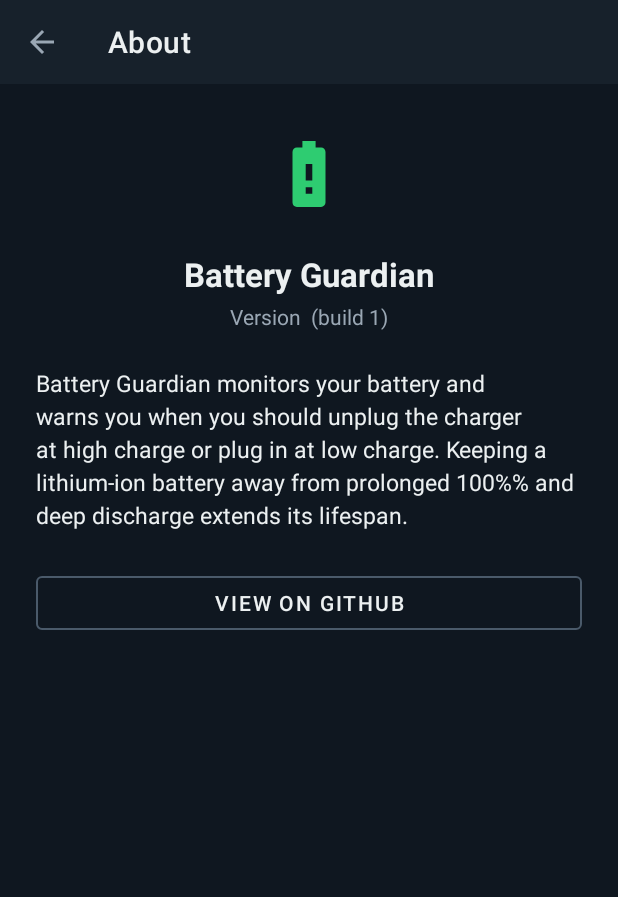
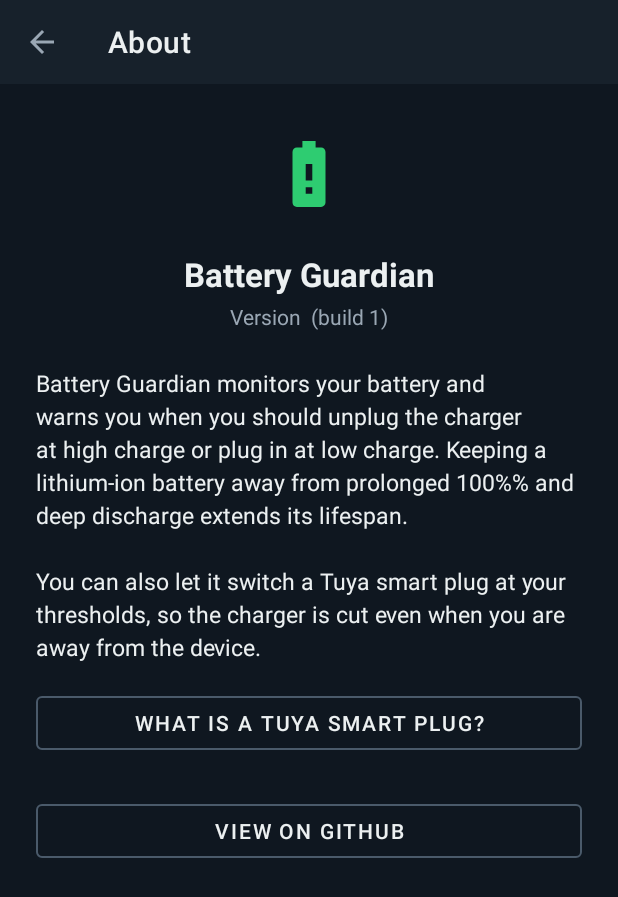
Before and after one commit to puneet-swarup/Battery-Guardian, an Android app: the AboutActivity screen opened directly, with no data from a screen before it, after a tap on "VIEW ON GITHUB", on a phone screen of 412 x 824 dp. Shown: the top 897 px of the screen. Run offline under Robolectric (Android 15) with nearby library versions, the phone set to English and light mode, and no system bars.

Commit message:
docs: say the app supports smart plugs, everywhere a user might look
The feature shipped in 2.4.1 and was invisible: the About screens described only
alerts, and the top-level README's feature list did not mention it. Someone who
installed the app had no way to learn it could switch a charger.

- About (Windows and Android) now lists what the app does and links to a plain
  Google search explaining what a Tuya smart plug is - a search rather than a
  vendor page, so it reads in the user's own language and cannot go stale.
- The README gains the feature, a one-paragraph explainer, and the same link.
- docs/smart-plug.md already covered setup; it is now reachable from the README.

```diff
--- a/Android/app/src/main/java/com/puneet/batteryguardian/ui/AboutActivity.kt
+++ b/Android/app/src/main/java/com/puneet/batteryguardian/ui/AboutActivity.kt
@@ -29,12 +29,9 @@ class AboutActivity : AppCompatActivity() {
             BuildConfig.VERSION_CODE
         )
 
-        binding.githubButton.setOnClickListener {
-            try {
-                startActivity(Intent(Intent.ACTION_VIEW, Uri.parse(GITHUB_URL)))
-            } catch (_: Throwable) {
-            }
-        }
+        binding.tuyaButton.setOnClickListener { open(TUYA_SEARCH_URL) }
+
+        binding.githubButton.setOnClickListener { open(GITHUB_URL) }
     }
 
     override fun onSupportNavigateUp(): Boolean {
@@ -42,7 +39,18 @@ class AboutActivity : AppCompatActivity() {
         return true
     }
 
+    private fun open(url: String) {
+        try {
+            startActivity(Intent(Intent.ACTION_VIEW, Uri.parse(url)))
+        } catch (_: Throwable) {
+        }
+    }
+
     companion object {
         private const val GITHUB_URL = "https://github.com/puneet-swarup/Battery-Guardian"
+
+        // A plain search link on purpose: it explains the hardware in the
+        // reader's own words and language, and cannot go stale.
+        private const val TUYA_SEARCH_URL = "https://www.google.com/search?q=tuya+smart+plug+what+is"
     }
 }
--- a/Android/app/src/main/res/layout/activity_about.xml
+++ b/Android/app/src/main/res/layout/activity_about.xml
@@ -61,6 +61,14 @@
                 android:textSize="15sp" />
 
             <com.google.android.material.button.MaterialButton
+                android:id="@+id/tuyaButton"
+                style="@style/Widget.BatteryGuardian.Button.Outlined"
+                android:layout_width="match_parent"
+                android:layout_height="wrap_content"
+                android:layout_marginTop="16dp"
+                android:text="@string/about_tuya_link" />
+
+            <com.google.android.material.button.MaterialButton
                 android:id="@+id/githubButton"
                 style="@style/Widget.BatteryGuardian.Button.Outlined"
                 android:layout_width="match_parent"
--- a/Android/app/src/main/res/values/strings.xml
+++ b/Android/app/src/main/res/values/strings.xml
@@ -64,9 +64,10 @@
 
     <!-- About screen -->
     <string name="about_title">About</string>
-    <string name="about_body">Battery Guardian monitors your battery and warns you when you should unplug the charger at high charge or plug in at low charge. Keeping a lithium-ion battery away from prolonged 100%% and deep discharge extends its lifespan.</string>
+    <string name="about_body">Battery Guardian monitors your battery and warns you when you should unplug the charger at high charge or plug in at low charge. Keeping a lithium-ion battery away from prolonged 100%% and deep discharge extends its lifespan.\n\nYou can also let it switch a Tuya smart plug at your thresholds, so the charger is cut even when you are away from the device.</string>
     <string name="about_version_fmt">Version %1$s (build %2$d)</string>
     <string name="about_github">View on GitHub</string>
+    <string name="about_tuya_link">What is a Tuya smart plug?</string>
 
     <!-- Notification -->
     <string name="notification_channel_name">Battery alerts</string>
```
Also changed, not shown: 4 other files.
